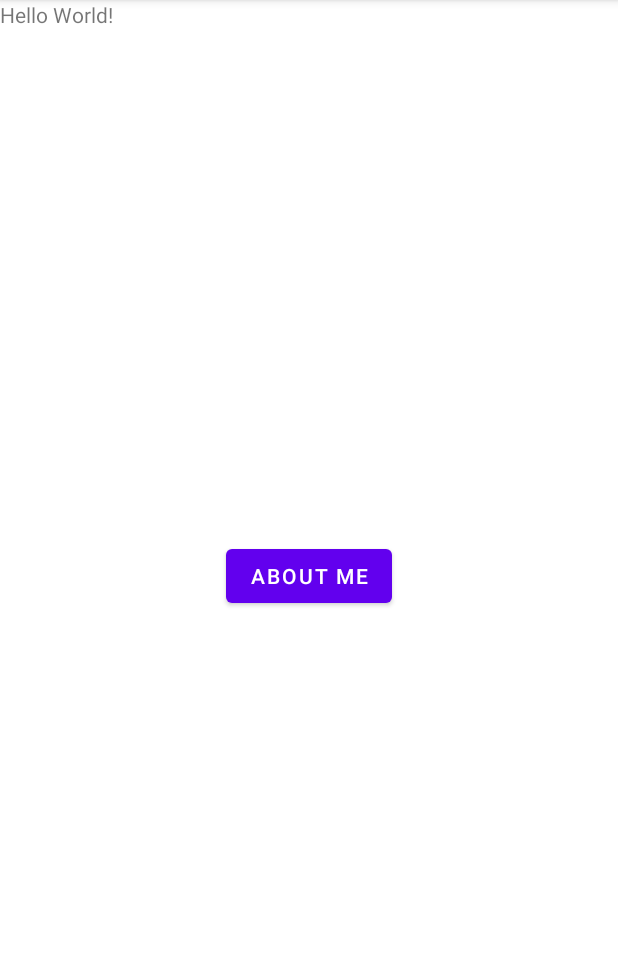
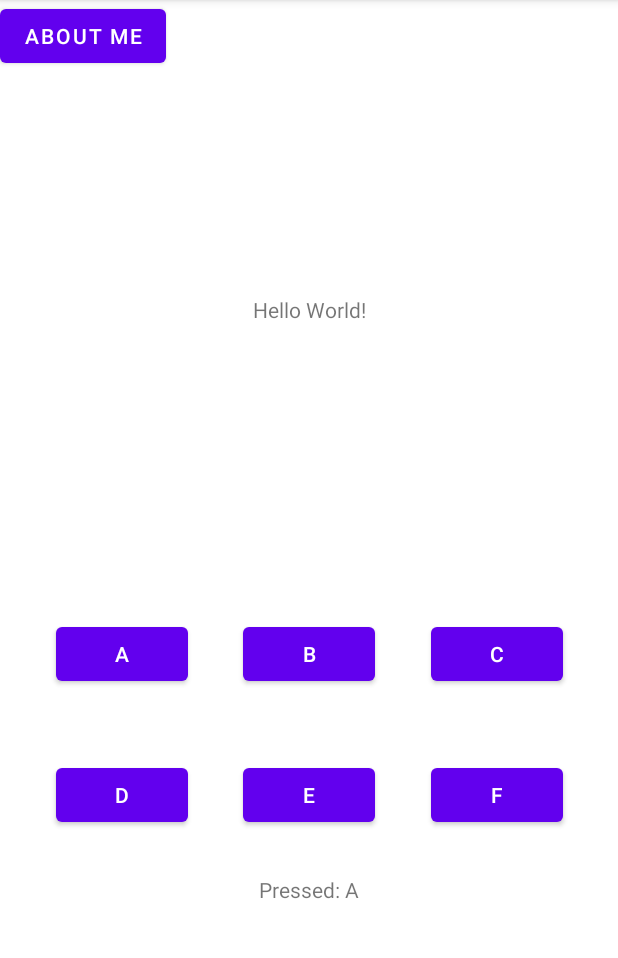
Before and after one commit to Jingting-X/Android_Dev, an Android app: the screen it shows after launch (MainActivity), on a phone screen of 412 x 824 dp, the part 84-1042 px from its top. Run offline under Robolectric (Android 15) with nearby library versions, the phone set to English and light mode, and no system bars.

Commit message:
A3 Clicky: button and text layout

```diff
--- a/app/build.gradle
+++ b/app/build.gradle
@@ -13,6 +13,7 @@ android {
         versionName "1.0"
 
         testInstrumentationRunner "androidx.test.runner.AndroidJUnitRunner"
+        signingConfig signingConfigs.debug
     }
 
     buildTypes {
--- a/app/src/main/res/layout/activity_main.xml
+++ b/app/src/main/res/layout/activity_main.xml
@@ -1,5 +1,5 @@
 <?xml version="1.0" encoding="utf-8"?>
-<RelativeLayout xmlns:android="http://schemas.android.com/apk/res/android"
+<androidx.constraintlayout.widget.ConstraintLayout xmlns:android="http://schemas.android.com/apk/res/android"
     xmlns:app="http://schemas.android.com/apk/res-auto"
     xmlns:tools="http://schemas.android.com/tools"
     android:layout_width="match_parent"
@@ -11,7 +11,8 @@
         android:layout_width="wrap_content"
         android:layout_height="wrap_content"
         android:text="Hello World!"
-        app:layout_constraintBottom_toBottomOf="parent"
+        app:layout_constraintBottom_toTopOf="@+id/buttonB"
+        app:layout_constraintHorizontal_bias="0.5"
         app:layout_constraintLeft_toLeftOf="parent"
         app:layout_constraintRight_toRightOf="parent"
         app:layout_constraintTop_toTopOf="parent" />
@@ -20,10 +21,94 @@
         android:id="@+id/button"
         android:layout_width="wrap_content"
         android:layout_height="wrap_content"
-        android:layout_centerInParent="true"
         android:text="About Me"
-        tools:layout_editor_absoluteX="158dp"
-        tools:layout_editor_absoluteY="443dp"
-        tools:ignore="MissingConstraints" />
+        tools:ignore="MissingConstraints"
+        tools:layout_editor_absoluteX="16dp"
+        tools:layout_editor_absoluteY="16dp" />
 
-</RelativeLayout>
+    <Button
+        android:id="@+id/buttonA"
+        android:layout_width="wrap_content"
+        android:layout_height="wrap_content"
+        android:layout_marginTop="412dp"
+        android:text="A"
+        app:layout_constraintEnd_toStartOf="@+id/buttonB"
+        app:layout_constraintHorizontal_bias="0.5"
+        app:layout_constraintHorizontal_chainStyle="spread"
+        app:layout_constraintStart_toStartOf="parent"
+        app:layout_constraintTop_toTopOf="parent" />
+
+    <Button
+        android:id="@+id/buttonB"
+        android:layout_width="wrap_content"
+        android:layout_height="wrap_content"
+        android:layout_marginTop="412dp"
+        android:text="B"
+        app:layout_constraintEnd_toStartOf="@+id/buttonC"
+        app:layout_constraintHorizontal_bias="0.5"
+        app:layout_constraintStart_toEndOf="@+id/buttonA"
+        app:layout_constraintTop_toTopOf="parent" />
+
+    <Button
+        android:id="@+id/buttonC"
+        android:layout_width="wrap_content"
+        android:layout_height="wrap_content"
+        android:layout_marginTop="412dp"
+        android:text="C"
+        app:layout_constraintEnd_toEndOf="parent"
+        app:layout_constraintHorizontal_bias="0.5"
+        app:layout_constraintStart_toEndOf="@+id/buttonB"
+        app:layout_constraintTop_toTopOf="parent" />
+
+    <Button
+        android:id="@+id/buttonD"
+        android:layout_width="wrap_content"
+        android:layout_height="wrap_content"
+        android:layout_marginTop="27dp"
+        android:layout_marginBottom="196dp"
+        android:text="D"
+        app:layout_constraintBottom_toBottomOf="parent"
+        app:layout_constraintEnd_toStartOf="@+id/buttonE"
+        app:layout_constraintHorizontal_bias="0.5"
+        app:layout_constraintHorizontal_chainStyle="spread"
+        app:layout_constraintStart_toStartOf="parent"
+        app:layout_constraintTop_toBottomOf="@+id/buttonA" />
+
+    <Button
+        android:id="@+id/buttonE"
+        android:layout_width="wrap_content"
+        android:layout_height="wrap_content"
+        android:layout_marginTop="27dp"
+        android:layout_marginBottom="196dp"
+        android:text="E"
+        app:layout_constraintBottom_toBottomOf="parent"
+        app:layout_constraintEnd_toStartOf="@+id/buttonF"
+        app:layout_constraintHorizontal_bias="0.5"
+        app:layout_constraintStart_toEndOf="@+id/buttonD"
+        app:layout_constraintTop_toBottomOf="@+id/buttonB" />
+
+    <Button
+        android:id="@+id/buttonF"
+        android:layout_width="wrap_content"
+        android:layout_height="wrap_content"
+        android:layout_marginTop="27dp"
+        android:layout_marginBottom="196dp"
+        android:text="F"
+        app:layout_constraintBottom_toBottomOf="parent"
+        app:layout_constraintEnd_toEndOf="parent"
+        app:layout_constraintHorizontal_bias="0.5"
+        app:layout_constraintStart_toEndOf="@+id/buttonE"
+        app:layout_constraintTop_toBottomOf="@+id/buttonC" />
+
+    <TextView
+        android:id="@+id/textView1"
+        android:layout_width="wrap_content"
+        android:layout_height="wrap_content"
+        android:layout_marginTop="29dp"
+        android:text="Pressed: A"
+        app:layout_constraintEnd_toEndOf="parent"
+        app:layout_constraintHorizontal_bias="0.5"
+        app:layout_constraintStart_toStartOf="parent"
+        app:layout_constraintTop_toBottomOf="@+id/buttonE" />
+
+</androidx.constraintlayout.widget.ConstraintLayout>
```
